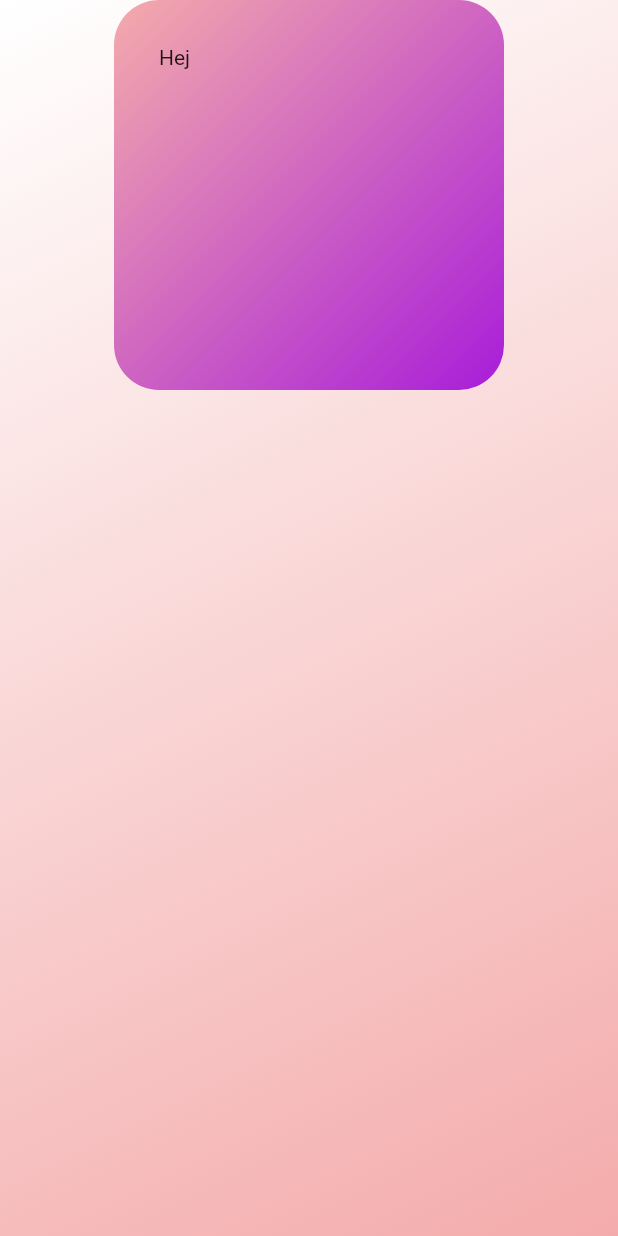
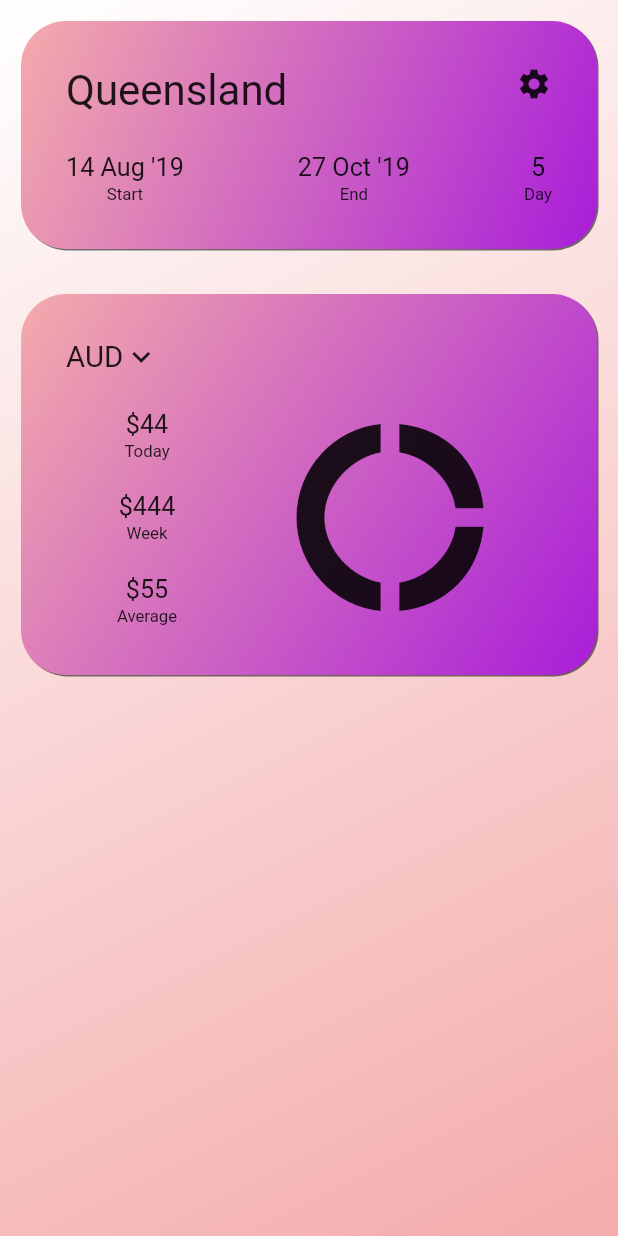
Before and after one commit to stefsonian/bud_allscreens, a Flutter app: the screen it shows after launch, on a phone screen of 412 x 824 dp. Run offline on Flutter 3.47's test engine with Material 2 defaults, Android fonts, the phone set to English and light mode, and no system bars.

Commit message:
Add budget widget

```diff
--- /dev/null
+++ b/lib/src/components/factoid.dart
@@ -0,0 +1,19 @@
+import 'package:flutter/material.dart';
+
+class Factoid extends StatelessWidget {
+  const Factoid({this.fact, this.label});
+  final String fact;
+  final String label;
+
+  Widget build(BuildContext context) {
+    return Container(
+      child: Column(
+        children: <Widget>[
+          Text(fact, textScaleFactor: 1.2),
+          SizedBox(height: 2),
+          Text(label, textScaleFactor: 0.8)
+        ],
+      ),
+    );
+  }
+}
--- a/lib/src/components/gradient_box.dart
+++ b/lib/src/components/gradient_box.dart
@@ -2,10 +2,12 @@ import 'package:flutter/material.dart';
 import 'package:allscreens/src/helpers/colors.dart';
 
 class GradientBox extends StatelessWidget {
-  const GradientBox({this.child, this.col1 = col_box1, this.col2 = col_box2});
+  const GradientBox(
+      {this.child, this.action, this.col1 = col_box1, this.col2 = col_box2});
   final Widget child;
   final Color col1;
   final Color col2;
+  final Widget action;
 
   @override
   Widget build(BuildContext context) {
@@ -15,12 +17,29 @@ class GradientBox extends StatelessWidget {
           begin: Alignment.topLeft,
           end: Alignment.bottomRight,
           stops: [0, 1],
-          colors: [col_box1, col_box2],
+          colors: [col1, col2],
         ),
         borderRadius: BorderRadius.circular(30),
+        boxShadow: [
+          BoxShadow(
+            color: Colors.black54,
+            offset: Offset(1, 1),
+            blurRadius: 0,
+          )
+        ],
       ),
       padding: EdgeInsets.all(30),
-      child: child,
+      child: Stack(
+        children: <Widget>[
+          Positioned(
+            top: 0,
+            right: 0,
+            child: action == null ? Container() : action,
+            // child: Icon(Icons.settings),
+          ),
+          child,
+        ],
+      ),
     );
   }
 }
--- a/lib/src/helpers/colors.dart
+++ b/lib/src/helpers/colors.dart
@@ -2,9 +2,12 @@ import 'package:flutter/material.dart';
 
 const col_pink = Color(0xFFf4abab);
 const col_purple = Color(0xFFa81dd9);
+const col_darkred = Color(0xFF593310);
 
 const col_background1 = Colors.white;
 const col_background2 = col_pink;
 
 const col_box1 = col_pink;
 const col_box2 = col_purple;
+
+const col_text_dark = col_darkred;
--- /dev/null
+++ b/lib/src/start/budget_info.dart
@@ -0,0 +1,58 @@
+import 'package:allscreens/src/components/factoid.dart';
+import 'package:flutter/material.dart';
+
+class BudgetInfo extends StatefulWidget {
+  @override
+  _BudgetInfoState createState() => _BudgetInfoState();
+}
+
+class _BudgetInfoState extends State<BudgetInfo> {
+  @override
+  Widget build(BuildContext context) {
+    return Column(
+      children: <Widget>[
+        Row(
+          children: <Widget>[
+            Text(
+              'AUD',
+              textScaleFactor: 1.4,
+            ),
+            Icon(Icons.keyboard_arrow_down),
+          ],
+        ),
+        SizedBox(height: 20),
+        Row(
+          crossAxisAlignment: CrossAxisAlignment.center,
+          children: <Widget>[
+            Expanded(
+              flex: 1,
+              child: Column(
+                mainAxisAlignment: MainAxisAlignment.spaceAround,
+                children: <Widget>[
+                  Factoid(fact: '\$44', label: 'Today'),
+                  SizedBox(height: 20),
+                  Factoid(fact: '\$444', label: 'Week'),
+                  SizedBox(height: 20),
+                  Factoid(fact: '\$55', label: 'Average'),
+                ],
+              ),
+            ),
+            Expanded(
+              flex: 2,
+              child: Container(
+                height: 150,
+                child: FittedBox(
+                  fit: BoxFit.contain,
+                  child: Icon(Icons.donut_large),
+                ),
+                // decoration: BoxDecoration(
+                //   border: Border.all(width: 1),
+                // ),
+              ),
+            ),
+          ],
+        ),
+      ],
+    );
+  }
+}
--- a/lib/src/start/start.dart
+++ b/lib/src/start/start.dart
@@ -1,5 +1,8 @@
 import 'package:flutter/material.dart';
 import 'package:allscreens/src/components/gradient_box.dart';
+import 'package:allscreens/src/start/trip_info.dart';
+
+import 'budget_info.dart';
 
 class Start extends StatefulWidget {
   @override
@@ -10,15 +13,18 @@ class _StartState extends State<Start> {
   @override
   Widget build(BuildContext context) {
     return Container(
+      padding: EdgeInsets.all(14),
       child: Column(
+        mainAxisAlignment: MainAxisAlignment.spaceBetween,
         children: <Widget>[
           GradientBox(
-            child: Container(
-              height: 200,
-              width: 200,
-              child: Text('Hej'),
-            ),
+            action: Icon(Icons.settings),
+            child: TripInfo(),
           ),
+          GradientBox(
+            child: BudgetInfo(),
+          ),
+          SizedBox(height: 330),
         ],
       ),
     );
--- /dev/null
+++ b/lib/src/start/trip_info.dart
@@ -0,0 +1,33 @@
+import 'package:allscreens/src/components/factoid.dart';
+import 'package:flutter/material.dart';
+
+class TripInfo extends StatefulWidget {
+  @override
+  _TripInfoState createState() => _TripInfoState();
+}
+
+class _TripInfoState extends State<TripInfo> {
+  @override
+  Widget build(BuildContext context) {
+    return Column(
+      crossAxisAlignment: CrossAxisAlignment.start,
+      children: <Widget>[
+        Text(
+          'Queensland',
+          textScaleFactor: 2,
+        ),
+        SizedBox(
+          height: 24,
+        ),
+        Row(
+          mainAxisAlignment: MainAxisAlignment.spaceBetween,
+          children: <Widget>[
+            Factoid(fact: "14 Aug '19", label: 'Start'),
+            Factoid(fact: "27 Oct '19", label: 'End'),
+            Factoid(fact: '5', label: 'Day'),
+          ],
+        ),
+      ],
+    );
+  }
+}
```
